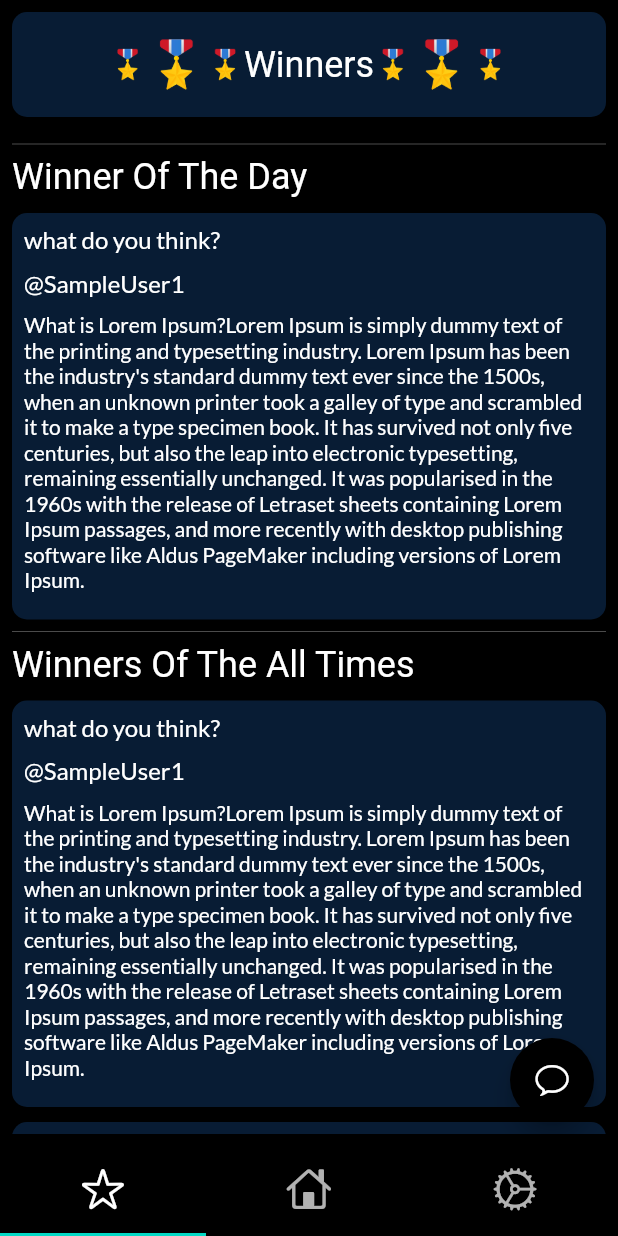
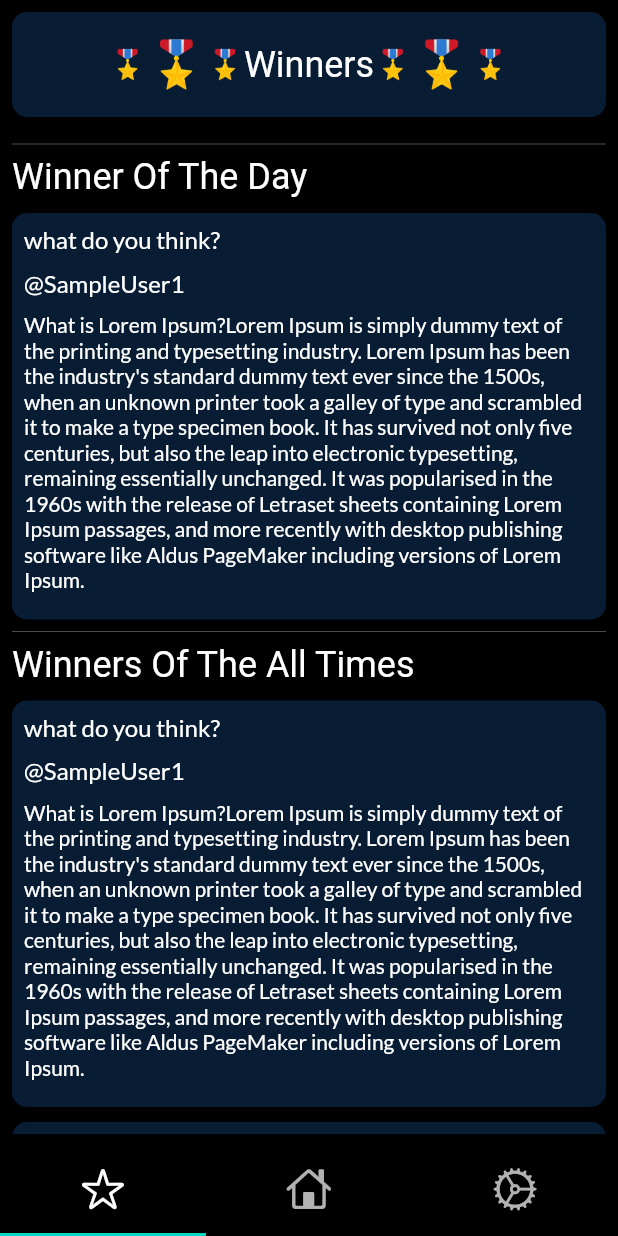
Before and after one commit to armagangok/think_it_up_app, a Flutter app: the screen it shows after launch, on a phone screen of 412 x 824 dp. Run offline on Flutter 3.47's test engine with Material 2 defaults, Android fonts, the phone set to English and light mode, and no system bars; our stand-ins replace get_it, google_fonts; Roboto replaces fonts that are missing (Aleo).

Commit message:
custom icon added

```diff
--- /dev/null
+++ b/lib/app/core/components/common/widgets/icons.dart
@@ -0,0 +1,11 @@
+import 'package:flutter/cupertino.dart';
+
+class CustomIcon extends StatelessWidget {
+  final IconData icon;
+  const CustomIcon({Key? key, required this.icon}) : super(key: key);
+
+  @override
+  Widget build(BuildContext context) {
+    return Icon(icon, size: 30);
+  }
+}
--- a/lib/app/views/home/homeview.dart
+++ b/lib/app/views/home/homeview.dart
@@ -1,4 +1,5 @@
 import 'package:flutter/material.dart';
+import 'package:think_it_up_app/app/core/components/common/widgets/icons.dart';
 import 'package:think_it_up_app/app/views/dashboard/components/export/export.dart';
 import 'package:think_it_up_app/app/views/dashboard/dashboard.dart';
 import 'package:think_it_up_app/app/views/settings/setting_view.dart';
@@ -18,31 +19,11 @@ class HomeView extends StatelessWidget {
             color: Colors.black,
             child: const TabBar(
               tabs: [
-                Icon(
-                  CupertinoIcons.star,
-                  size: 30,
-                ),
-                Icon(
-                  CupertinoIcons.home,
-                  size: 30,
-                ),
-                Icon(
-                  CupertinoIcons.settings,
-                  size: 30,
-                ),
+                CustomIcon(icon: CupertinoIcons.star),
+                CustomIcon(icon: CupertinoIcons.home),
+                CustomIcon(icon: CupertinoIcons.settings),
               ],
             ),
-          ),
-        ),
-        floatingActionButton: Draggable(
-          feedback: const SizedBox(),
-          child: FloatingActionButton(
-            onPressed: () {},
-            child: const Icon(
-              CupertinoIcons.chat_bubble,
-              color: Colors.white,
-            ),
-            backgroundColor: Colors.black,
           ),
         ),
         body: const TabBarView(
```
